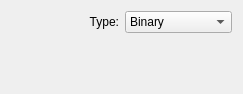
This is krita/plugins/formats/ppm/kis_wdg_options_ppm.ui in KDE/krita as Qt 5 draws it before an edit. The edited form follows.
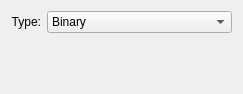
This is the edited form.

Commit message: fix layout of dialog box

```diff
--- a/krita/plugins/formats/ppm/kis_wdg_options_ppm.ui
+++ b/krita/plugins/formats/ppm/kis_wdg_options_ppm.ui
@@ -10,7 +10,7 @@
     <height>94</height>
    </rect>
   </property>
-  <layout class="QGridLayout" name="gridLayout">
+  <layout class="QFormLayout" name="formLayout">
    <item row="0" column="0">
     <widget class="QLabel" name="label">
      <property name="text">
@@ -23,6 +23,12 @@
    </item>
    <item row="0" column="1">
     <widget class="QComboBox" name="type">
+     <property name="sizePolicy">
+      <sizepolicy hsizetype="Expanding" vsizetype="Fixed">
+       <horstretch>0</horstretch>
+       <verstretch>0</verstretch>
+      </sizepolicy>
+     </property>
      <item>
       <property name="text">
        <string>Binary</string>
```
